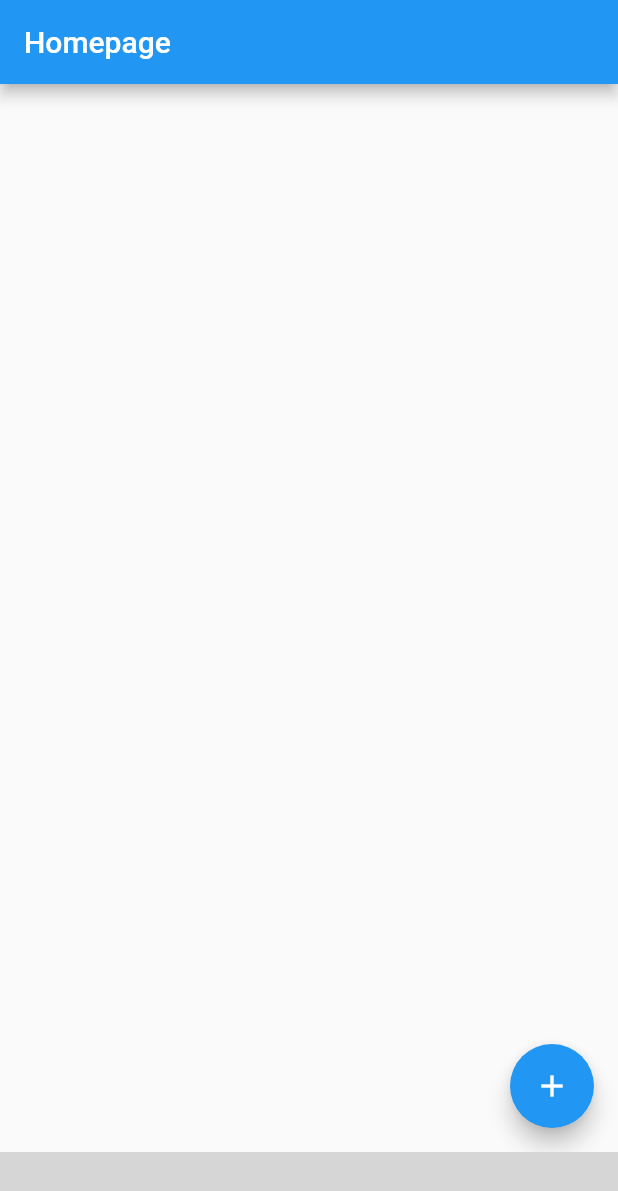
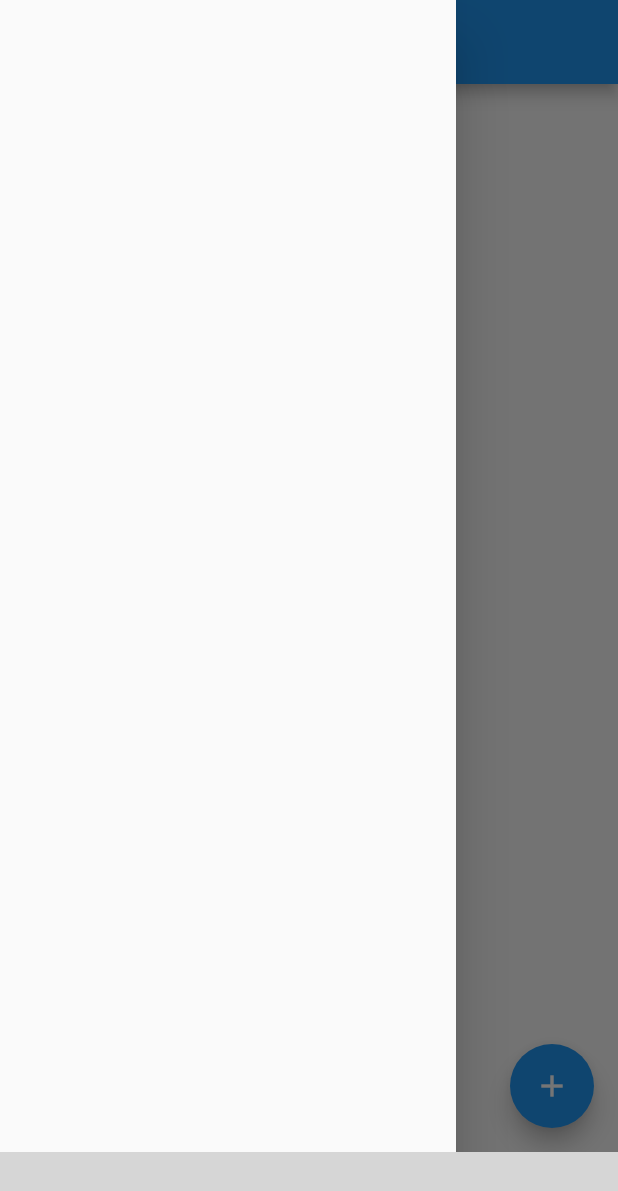
Before and after one commit to AlessioDP/ProgettoMobileComputing, a Flutter app: the screen it shows after launch, with the side drawer open (before the commit the screen has no drawer), on a phone screen of 412 x 824 dp. Shown: the top 1191 px of the screen. Run offline on Flutter 3.47's test engine with Material 2 defaults, Android fonts, the phone set to English and light mode, and no system bars; our stand-ins replace shared_preferences; missing offline and left inert: ff_navigation_bar; generated files the repository leaves out were written again; grey boxes are pictures that could not be loaded.

```diff
--- a/lib/pages/homepage.dart
+++ b/lib/pages/homepage.dart
@@ -1,5 +1,6 @@
 import 'package:SearchIt/data/objects.dart';
 import 'package:SearchIt/pages/edit_home.dart';
+import 'package:SearchIt/widgets/sideBar.dart';
 import 'package:flutter/material.dart';
 import 'package:SearchIt/widgets/add_floating_button.dart';
 import 'package:SearchIt/data/database.dart';
@@ -271,6 +272,7 @@ class _HomepageState extends State<_Homepage> {
   @override
   Widget build(BuildContext context) {
     return Scaffold(
+      drawer: sideBar(),
       appBar: getAppBar(),
       bottomNavigationBar: navigationBar(status),
       body: status == 0
--- /dev/null
+++ b/lib/widgets/sideBar.dart
@@ -0,0 +1,9 @@
+import 'package:flutter/material.dart';
+
+Drawer sideBar() {
+  return Drawer(
+
+      //TODO
+
+      );
+}
```
